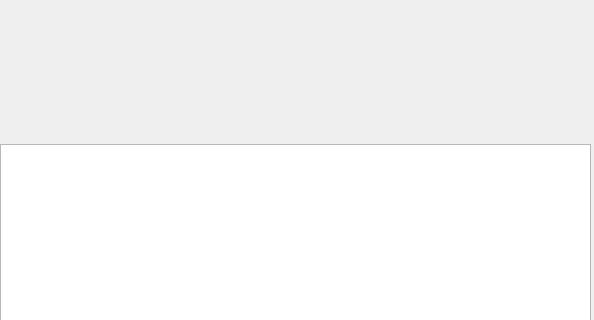
First picture: the form in gui/main.ui, repository dblossom-marist/PerfMon, before the edit; both pictures show x 0 to 594 and y 86 to 406 of the 594 by 511 pixel window.
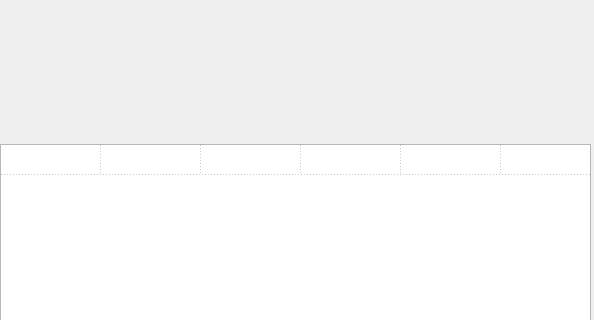
Second picture: the form after the edit.

Commit message: commented out some stuff that is causing load issues

```diff
--- a/gui/main.ui
+++ b/gui/main.ui
@@ -23,10 +23,16 @@
     </rect>
    </property>
    <property name="sizeAdjustPolicy">
-    <enum>QAbstractScrollArea::AdjustToContents</enum>
+    <enum>QAbstractScrollArea::AdjustIgnored</enum>
+   </property>
+   <property name="alternatingRowColors">
+    <bool>true</bool>
+   </property>
+   <property name="gridStyle">
+    <enum>Qt::DotLine</enum>
    </property>
    <property name="rowCount">
-    <number>0</number>
+    <number>1</number>
    </property>
    <property name="columnCount">
     <number>9</number>
@@ -37,6 +43,7 @@
    <attribute name="verticalHeaderVisible">
     <bool>false</bool>
    </attribute>
+   <row/>
    <column/>
    <column/>
    <column/>
```
The commit also changes 2 other files.
